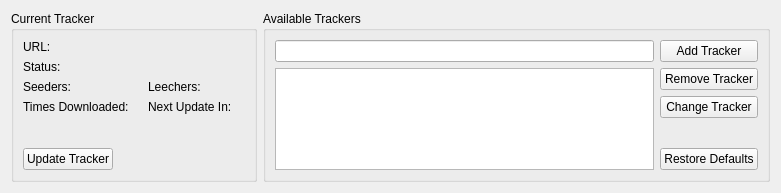
Old version of the form transfer-plugins/bittorrent/advanceddetails/trackerview.ui in the repository KDE/kget.
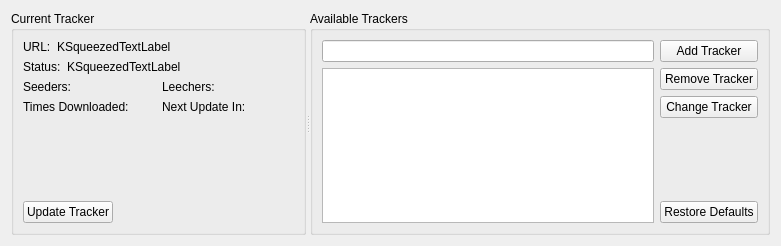
New version of the form. Custom widgets are drawn as their Qt base class.

Commit message: Add splitter between Information- and Tracker-List-Elements

```diff
--- a/transfer-plugins/bittorrent/advanceddetails/trackerview.ui
+++ b/transfer-plugins/bittorrent/advanceddetails/trackerview.ui
@@ -6,11 +6,15 @@
     <x>0</x>
     <y>0</y>
     <width>781</width>
-    <height>193</height>
+    <height>246</height>
    </rect>
   </property>
-  <layout class="QHBoxLayout" >
-   <item>
+  <layout class="QGridLayout" name="gridLayout" >
+   <item row="0" column="0" >
+    <widget class="QSplitter" name="splitter" >
+     <property name="orientation" >
+      <enum>Qt::Horizontal</enum>
+     </property>
     <widget class="QGroupBox" name="groupBox" >
      <property name="sizePolicy" >
       <sizepolicy vsizetype="Preferred" hsizetype="Maximum" >
@@ -40,7 +44,7 @@
            </sizepolicy>
           </property>
           <property name="text" >
-           <string/>
+            <string>KSqueezedTextLabel</string>
           </property>
          </widget>
         </item>
@@ -64,7 +68,7 @@
            </sizepolicy>
           </property>
           <property name="text" >
-           <string/>
+            <string>KSqueezedTextLabel</string>
           </property>
          </widget>
         </item>
@@ -209,8 +213,6 @@
       </item>
      </layout>
     </widget>
-   </item>
-   <item>
     <widget class="QGroupBox" name="groupBox_2" >
      <property name="title" >
       <string>Available Trackers</string>
@@ -272,6 +274,7 @@
        </layout>
       </item>
      </layout>
+     </widget>
     </widget>
    </item>
   </layout>
```
Left out of the diff: 6 changed lines with no effect on the pictures. Lines whose indentation alone changed are shown as unchanged.
